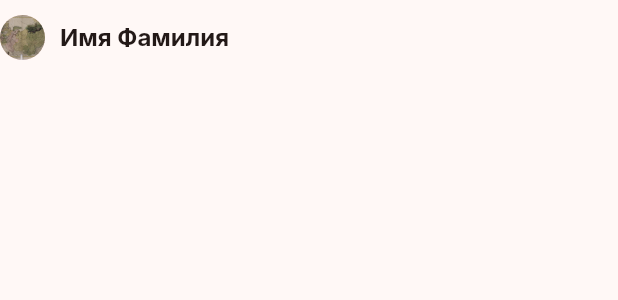
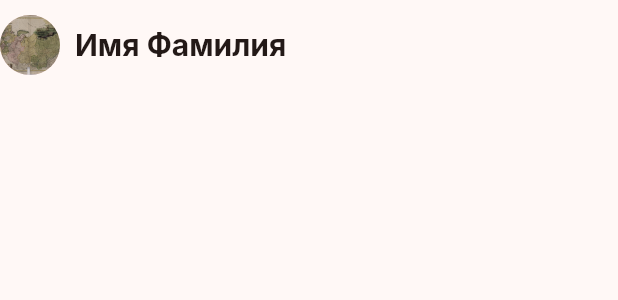
Before and after one commit to AlexandrCSF/bookTalk_FE, a Flutter app: the MemberTile widget shown alone on an empty page, opened directly, on a phone screen of 412 x 824 dp. Shown: the top 300 px of the screen. Run offline on Flutter 3.47's test engine with Material 3 defaults, Android fonts, the phone set to English and light mode, and no system bars; our stand-ins replace auto_route, device_preview, google_fonts, material_design_icons_flutter, table_calendar.

```diff
--- a/lib/pages/discussion_page/widgets/comment_card.dart
+++ b/lib/pages/discussion_page/widgets/comment_card.dart
@@ -32,7 +32,7 @@ class CommentCard extends StatelessWidget {
                 crossAxisAlignment: CrossAxisAlignment.center,
                 children: [
                   CircleAvatar(
-                    radius: 15,
+                    radius: 20,
                     backgroundImage: Image
                         .asset('lib/images/5_3.jpg')
                         .image,
--- a/lib/pages/member_list_page/member_list_page.dart
+++ b/lib/pages/member_list_page/member_list_page.dart
@@ -20,7 +20,7 @@ class MemberListPage extends StatelessWidget {
         ),
       ),
       body: Padding(
-        padding: const EdgeInsets.symmetric(horizontal: 15.0, vertical: 5),
+        padding: const EdgeInsets.symmetric(horizontal: 25.0, vertical: 5),
         child: ListView.builder(
           itemCount: 1 + 20,
           itemBuilder: (context, index) {
--- a/lib/pages/member_list_page/widgets/member_tile.dart
+++ b/lib/pages/member_list_page/widgets/member_tile.dart
@@ -14,7 +14,7 @@ class MemberTile extends StatelessWidget {
         crossAxisAlignment: CrossAxisAlignment.center,
         children: [
           CircleAvatar(
-            radius: 15,
+            radius: 20,
             backgroundImage: Image
                 .asset('lib/images/5_3.jpg')
                 .image,
@@ -23,8 +23,9 @@ class MemberTile extends StatelessWidget {
             padding: const EdgeInsets.only(left: 10.0),
             child: Text(
               'Имя Фамилия',
-              style: text.headlineMedium
+              style: text.headlineLarge
                   ?.copyWith(color: colors.onSurface),
+              overflow: TextOverflow.ellipsis,
             ),
           ),
         ],
```
Also changed, not shown: lib/pages/discussion_page/discussion_page.dart (+8 -2 lines).
